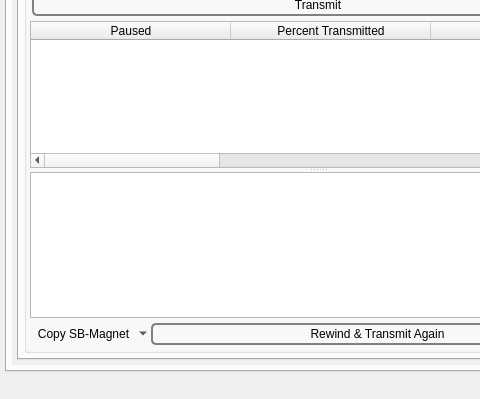
First picture: the form in branches/trunk/GoldBug-UI/controlcenter.ui, repository textbrowser/spot-on, before the edit; both pictures show x 0 to 480 and y 401 to 800 of the 660 by 800 pixel window.
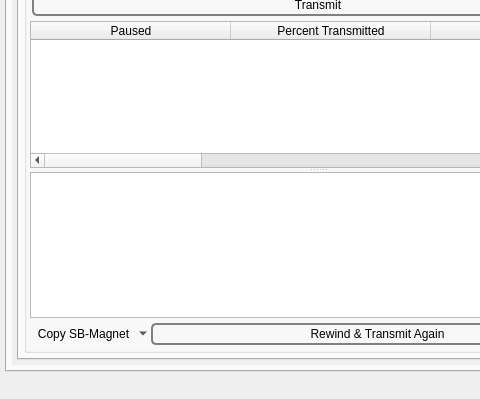
Second picture: the form after the edit. The open tabs and pages were chosen to show the change. Icons and pictures are not drawn. Custom widgets are drawn as their Qt base class.

Commit message: GoldBug correction.

```diff
--- a/branches/trunk/GoldBug-UI/controlcenter.ui
+++ b/branches/trunk/GoldBug-UI/controlcenter.ui
@@ -7731,8 +7731,8 @@
             <rect>
              <x>0</x>
              <y>0</y>
-             <width>430</width>
-             <height>771</height>
+             <width>554</width>
+             <height>743</height>
             </rect>
            </property>
            <layout class="QVBoxLayout" name="verticalLayout_43">
@@ -8817,6 +8817,11 @@
                         <string>SHA-1 Hash</string>
                        </property>
                       </column>
+                      <column>
+                       <property name="text">
+                        <string>Read Interval</string>
+                       </property>
+                      </column>
                       <column>
                        <property name="text">
                         <string>OID</string>
```
Left out of the diff: 36 changed lines with no effect on the pictures.
